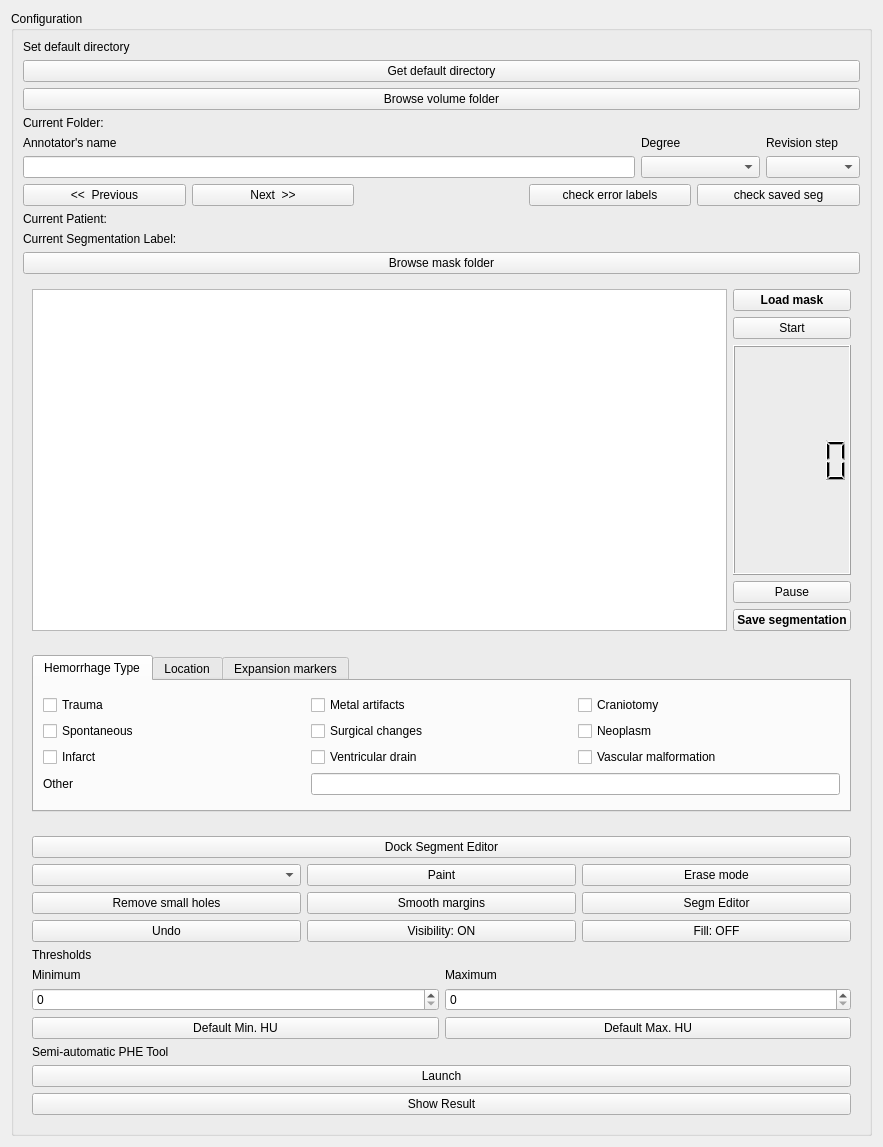
Qt form Resources/UI/SEGMENTER_V4.ui (laurentletg/ich_segmenter) before a commit.
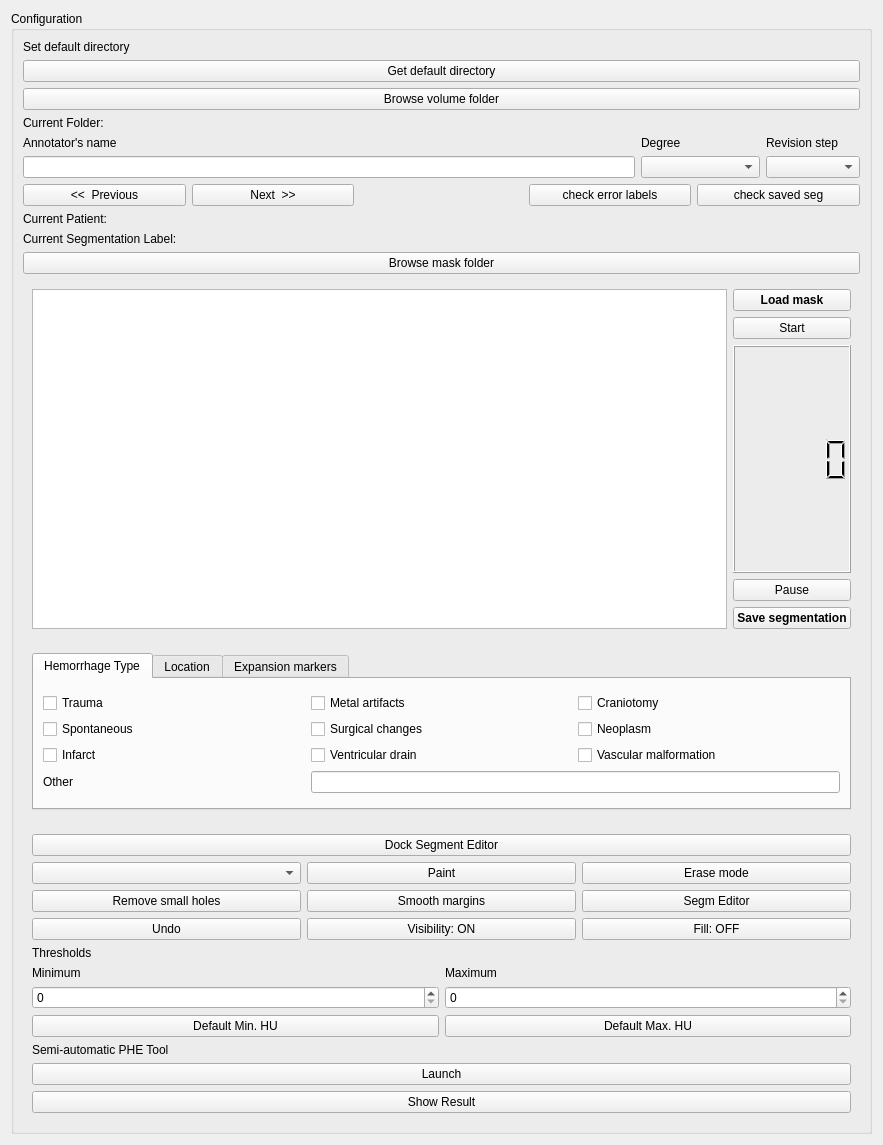
The same form after that commit. Custom widgets are drawn as their Qt base class.

Commit message: updated gui with test buttons for labels and segmentation outside of brain

```diff
--- a/Resources/UI/SEGMENTER_V4.ui
+++ b/Resources/UI/SEGMENTER_V4.ui
@@ -7,7 +7,7 @@
     <x>0</x>
     <y>0</y>
     <width>883</width>
-    <height>1147</height>
+    <height>1145</height>
    </rect>
   </property>
   <property name="windowTitle">
```
The commit also changes 2 other files.
